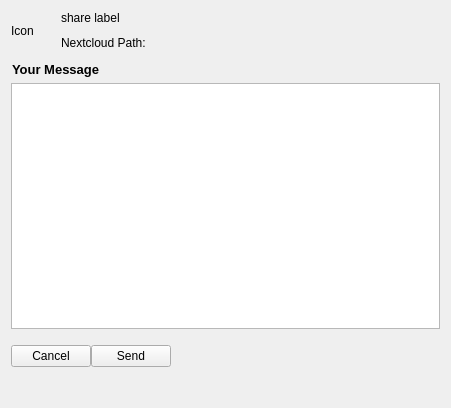
nextmcloud/desktop, file src/gui/shareusermessagewidget.ui: the form before one commit.
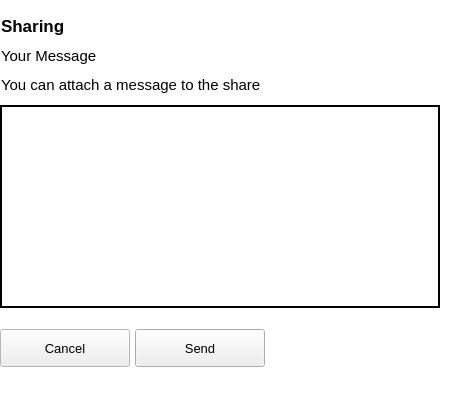
The form after the commit.

```diff
--- a/src/gui/shareusermessagewidget.ui
+++ b/src/gui/shareusermessagewidget.ui
@@ -11,110 +11,143 @@
    </rect>
   </property>
   <property name="sizePolicy">
-   <sizepolicy hsizetype="MinimumExpanding" vsizetype="Fixed">
+   <sizepolicy hsizetype="Expanding" vsizetype="Expanding">
     <horstretch>0</horstretch>
     <verstretch>0</verstretch>
    </sizepolicy>
   </property>
-  <layout class="QGridLayout" name="gridLayout_2">
-   <item row="0" column="0">
-    <layout class="QGridLayout" name="gridLayout" rowstretch="0,0" columnstretch="0,0">
-     <property name="leftMargin">
-      <number>0</number>
-     </property>
-     <property name="topMargin">
-      <number>0</number>
-     </property>
-     <property name="rightMargin">
-      <number>0</number>
-     </property>
-     <property name="spacing">
-      <number>10</number>
-     </property>
-     <item row="0" column="1">
-      <widget class="QLabel" name="label_name">
-       <property name="sizePolicy">
-        <sizepolicy hsizetype="Minimum" vsizetype="Maximum">
-         <horstretch>0</horstretch>
-         <verstretch>0</verstretch>
-        </sizepolicy>
-       </property>
-       <property name="minimumSize">
-        <size>
-         <width>315</width>
-         <height>0</height>
-        </size>
-       </property>
-       <property name="text">
-        <string>share label</string>
-       </property>
-       <property name="textFormat">
-        <enum>Qt::PlainText</enum>
-       </property>
-       <property name="wordWrap">
-        <bool>true</bool>
-       </property>
-      </widget>
-     </item>
-     <item row="1" column="1">
-      <widget class="QLabel" name="label_sharePath">
-       <property name="sizePolicy">
-        <sizepolicy hsizetype="Minimum" vsizetype="Maximum">
-         <horstretch>0</horstretch>
-         <verstretch>0</verstretch>
-        </sizepolicy>
-       </property>
-       <property name="minimumSize">
-        <size>
-         <width>315</width>
-         <height>0</height>
-        </size>
-       </property>
-       <property name="font">
-        <font>
-         <weight>50</weight>
-         <bold>false</bold>
-        </font>
-       </property>
-       <property name="text">
-        <string>Nextcloud Path:</string>
-       </property>
-       <property name="textFormat">
-        <enum>Qt::PlainText</enum>
-       </property>
-       <property name="wordWrap">
-        <bool>true</bool>
-       </property>
-      </widget>
-     </item>
-     <item row="0" column="0" rowspan="2">
-      <widget class="QLabel" name="label_icon">
-       <property name="sizePolicy">
-        <sizepolicy hsizetype="Maximum" vsizetype="Maximum">
-         <horstretch>0</horstretch>
-         <verstretch>0</verstretch>
-        </sizepolicy>
-       </property>
-       <property name="minimumSize">
-        <size>
-         <width>40</width>
-         <height>40</height>
-        </size>
-       </property>
-       <property name="maximumSize">
-        <size>
-         <width>16777215</width>
-         <height>16777215</height>
-        </size>
-       </property>
-       <property name="text">
-        <string>Icon</string>
-       </property>
-      </widget>
-     </item>
-    </layout>
-   </item>
-   <item row="1" column="0">
+  <property name="palette">
+   <palette>
+    <active>
+     <colorrole role="Base">
+      <brush brushstyle="SolidPattern">
+       <color alpha="255">
+        <red>255</red>
+        <green>255</green>
+        <blue>255</blue>
+       </color>
+      </brush>
+     </colorrole>
+     <colorrole role="Window">
+      <brush brushstyle="SolidPattern">
+       <color alpha="255">
+        <red>255</red>
+        <green>255</green>
+        <blue>255</blue>
+       </color>
+      </brush>
+     </colorrole>
+     <colorrole role="Highlight">
+      <brush brushstyle="SolidPattern">
+       <color alpha="255">
+        <red>226</red>
+        <green>0</green>
+        <blue>116</blue>
+       </color>
+      </brush>
+     </colorrole>
+     <colorrole role="Link">
+      <brush brushstyle="SolidPattern">
+       <color alpha="255">
+        <red>226</red>
+        <green>0</green>
+        <blue>116</blue>
+       </color>
+      </brush>
+     </colorrole>
+    </active>
+    <inactive>
+     <colorrole role="Base">
+      <brush brushstyle="SolidPattern">
+       <color alpha="255">
+        <red>255</red>
+        <green>255</green>
+        <blue>255</blue>
+       </color>
+      </brush>
+     </colorrole>
+     <colorrole role="Window">
+      <brush brushstyle="SolidPattern">
+       <color alpha="255">
+        <red>255</red>
+        <green>255</green>
+        <blue>255</blue>
+       </color>
+      </brush>
+     </colorrole>
+     <colorrole role="Highlight">
+      <brush brushstyle="SolidPattern">
+       <color alpha="255">
+        <red>226</red>
+        <green>0</green>
+        <blue>116</blue>
+       </color>
+      </brush>
+     </colorrole>
+     <colorrole role="Link">
+      <brush brushstyle="SolidPattern">
+       <color alpha="255">
+        <red>226</red>
+        <green>0</green>
+        <blue>116</blue>
+       </color>
+      </brush>
+     </colorrole>
+    </inactive>
+    <disabled>
+     <colorrole role="Base">
+      <brush brushstyle="SolidPattern">
+       <color alpha="255">
+        <red>255</red>
+        <green>255</green>
+        <blue>255</blue>
+       </color>
+      </brush>
+     </colorrole>
+     <colorrole role="Window">
+      <brush brushstyle="SolidPattern">
+       <color alpha="255">
+        <red>255</red>
+        <green>255</green>
+        <blue>255</blue>
+       </color>
+      </brush>
+     </colorrole>
+     <colorrole role="Highlight">
+      <brush brushstyle="SolidPattern">
+       <color alpha="255">
+        <red>0</red>
+        <green>120</green>
+        <blue>215</blue>
+       </color>
+      </brush>
+     </colorrole>
+     <colorrole role="Link">
+      <brush brushstyle="SolidPattern">
+       <color alpha="255">
+        <red>226</red>
+        <green>0</green>
+        <blue>116</blue>
+       </color>
+      </brush>
+     </colorrole>
+    </disabled>
+   </palette>
+  </property>
+  <property name="font">
+   <font>
+    <family>Segoe UI</family>
+    <pointsize>10</pointsize>
+   </font>
+  </property>
+  <layout class="QVBoxLayout" name="verticalLayout">
+   <property name="spacing">
+    <number>11</number>
+   </property>
+   <property name="leftMargin">
+    <number>0</number>
+   </property>
+   <item>
     <spacer name="verticalSpacer">
      <property name="orientation">
       <enum>Qt::Vertical</enum>
@@ -130,7 +163,7 @@
      </property>
     </spacer>
    </item>
-   <item row="2" column="0">
+   <item>
     <widget class="QLabel" name="NoteLabel">
      <property name="sizePolicy">
       <sizepolicy hsizetype="Preferred" vsizetype="Fixed">
@@ -146,12 +179,46 @@
      </property>
      <property name="font">
       <font>
-       <pointsize>10</pointsize>
+       <family>Segoe UI</family>
+       <pointsize>13</pointsize>
        <weight>75</weight>
        <bold>true</bold>
       </font>
      </property>
      <property name="text">
+      <string>Sharing</string>
+     </property>
+     <property name="alignment">
+      <set>Qt::AlignLeading|Qt::AlignLeft|Qt::AlignVCenter</set>
+     </property>
+     <property name="indent">
+      <number>1</number>
+     </property>
+    </widget>
+   </item>
+   <item>
+    <widget class="QLabel" name="NoteLabel_2">
+     <property name="sizePolicy">
+      <sizepolicy hsizetype="Preferred" vsizetype="Fixed">
+       <horstretch>0</horstretch>
+       <verstretch>0</verstretch>
+      </sizepolicy>
+     </property>
+     <property name="minimumSize">
+      <size>
+       <width>78</width>
+       <height>0</height>
+      </size>
+     </property>
+     <property name="font">
+      <font>
+       <family>Segoe UI</family>
+       <pointsize>11</pointsize>
+       <weight>50</weight>
+       <bold>false</bold>
+      </font>
+     </property>
+     <property name="text">
       <string>Your Message</string>
      </property>
      <property name="alignment">
@@ -162,7 +229,40 @@
      </property>
     </widget>
    </item>
-   <item row="3" column="0">
+   <item>
+    <widget class="QLabel" name="NoteLabel_3">
+     <property name="sizePolicy">
+      <sizepolicy hsizetype="Preferred" vsizetype="Fixed">
+       <horstretch>0</horstretch>
+       <verstretch>0</verstretch>
+      </sizepolicy>
+     </property>
+     <property name="minimumSize">
+      <size>
+       <width>78</width>
+       <height>0</height>
+      </size>
+     </property>
+     <property name="font">
+      <font>
+       <family>Segoe UI</family>
+       <pointsize>11</pointsize>
+       <weight>50</weight>
+       <bold>false</bold>
+      </font>
+     </property>
+     <property name="text">
+      <string>You can attach a message to the share</string>
+     </property>
+     <property name="alignment">
+      <set>Qt::AlignLeading|Qt::AlignLeft|Qt::AlignVCenter</set>
+     </property>
+     <property name="indent">
+      <number>1</number>
+     </property>
+    </widget>
+   </item>
+   <item>
     <widget class="QTextEdit" name="textEdit_MessageNote">
      <property name="sizePolicy">
       <sizepolicy hsizetype="Expanding" vsizetype="Expanding">
@@ -176,8 +276,199 @@
        <height>0</height>
       </size>
      </property>
+     <property name="palette">
+      <palette>
+       <active>
+        <colorrole role="WindowText">
+         <brush brushstyle="SolidPattern">
+          <color alpha="255">
+           <red>0</red>
+           <green>0</green>
+           <blue>0</blue>
+          </color>
+         </brush>
+        </colorrole>
+        <colorrole role="Light">
+         <brush brushstyle="SolidPattern">
+          <color alpha="255">
+           <red>226</red>
+           <green>0</green>
+           <blue>116</blue>
+          </color>
+         </brush>
+        </colorrole>
+        <colorrole role="Base">
+         <brush brushstyle="SolidPattern">
+          <color alpha="255">
+           <red>255</red>
+           <green>255</green>
+           <blue>255</blue>
+          </color>
+         </brush>
+        </colorrole>
+        <colorrole role="Shadow">
+         <brush brushstyle="SolidPattern">
+          <color alpha="255">
+           <red>226</red>
+           <green>0</green>
+           <blue>116</blue>
+          </color>
+         </brush>
+        </colorrole>
+        <colorrole role="AlternateBase">
+         <brush brushstyle="SolidPattern">
+          <color alpha="255">
+           <red>242</red>
+           <green>242</green>
+           <blue>242</blue>
+          </color>
+         </brush>
+        </colorrole>
+        <colorrole role="ToolTipText">
+         <brush brushstyle="SolidPattern">
+          <color alpha="255">
+           <red>0</red>
+           <green>0</green>
+           <blue>0</blue>
+          </color>
+         </brush>
+        </colorrole>
+       </active>
+       <inactive>
+        <colorrole role="WindowText">
+         <brush brushstyle="SolidPattern">
+          <color alpha="255">
+           <red>0</red>
+           <green>0</green>
+           <blue>0</blue>
+          </color>
+         </brush>
+        </colorrole>
+        <colorrole role="Light">
+         <brush brushstyle="SolidPattern">
+          <color alpha="255">
+           <red>226</red>
+           <green>0</green>
+           <blue>116</blue>
+          </color>
+         </brush>
+        </colorrole>
+        <colorrole role="Base">
+         <brush brushstyle="SolidPattern">
+          <color alpha="255">
+           <red>255</red>
+           <green>255</green>
+           <blue>255</blue>
+          </color>
+         </brush>
+        </colorrole>
+        <colorrole role="Shadow">
+         <brush brushstyle="SolidPattern">
+          <color alpha="255">
+           <red>226</red>
+           <green>0</green>
+           <blue>116</blue>
+          </color>
+         </brush>
+        </colorrole>
+        <colorrole role="AlternateBase">
+         <brush brushstyle="SolidPattern">
+          <color alpha="255">
+           <red>242</red>
+           <green>242</green>
+           <blue>242</blue>
+          </color>
+         </brush>
+        </colorrole>
+        <colorrole role="ToolTipText">
+         <brush brushstyle="SolidPattern">
+          <color alpha="255">
+           <red>0</red>
+           <green>0</green>
+           <blue>0</blue>
+          </color>
+         </brush>
+        </colorrole>
+       </inactive>
+       <disabled>
+        <colorrole role="WindowText">
+         <brush brushstyle="SolidPattern">
+          <color alpha="255">
+           <red>120</red>
+           <green>120</green>
+           <blue>120</blue>
+          </color>
+         </brush>
+        </colorrole>
+        <colorrole role="Light">
+         <brush brushstyle="SolidPattern">
+          <color alpha="255">
+           <red>226</red>
+           <green>0</green>
+           <blue>116</blue>
+          </color>
+         </brush>
+        </colorrole>
+        <colorrole role="Base">
+         <brush brushstyle="SolidPattern">
+          <color alpha="255">
+           <red>255</red>
+           <green>255</green>
+           <blue>255</blue>
+          </color>
+         </brush>
+        </colorrole>
+        <colorrole role="Shadow">
+         <brush brushstyle="SolidPattern">
+          <color alpha="255">
+           <red>226</red>
+           <green>0</green>
+           <blue>116</blue>
+          </color>
+         </brush>
+        </colorrole>
+        <colorrole role="AlternateBase">
+         <brush brushstyle="SolidPattern">
+          <color alpha="255">
+           <red>242</red>
+           <green>242</green>
+           <blue>242</blue>
+          </color>
+         </brush>
+        </colorrole>
+        <colorrole role="ToolTipText">
+         <brush brushstyle="SolidPattern">
+          <color alpha="255">
+           <red>0</red>
+           <green>0</green>
+           <blue>0</blue>
+          </color>
+         </brush>
+        </colorrole>
+       </disabled>
+      </palette>
+     </property>
+     <property name="font">
+      <font>
+       <family>Segoe UI</family>
+       <pointsize>11</pointsize>
+      </font>
+     </property>
      <property name="styleSheet">
-      <string notr="true"/>
+      <string notr="true">border-top-color: rgb(226, 0, 116);
+border-color: rgb(226, 0, 116);
+border-left-color: rgb(226, 0, 116);
+border-bottom-color: rgb(226, 0, 116);
+border-right-color: rgb(226, 0, 116);</string>
+     </property>
+     <property name="frameShape">
+      <enum>QFrame::Box</enum>
+     </property>
+     <property name="frameShadow">
+      <enum>QFrame::Plain</enum>
+     </property>
+     <property name="lineWidth">
+      <number>2</number>
      </property>
      <property name="sizeAdjustPolicy">
       <enum>QAbstractScrollArea::AdjustToContents</enum>
@@ -186,12 +477,12 @@
       <string>&lt;!DOCTYPE HTML PUBLIC &quot;-//W3C//DTD HTML 4.0//EN&quot; &quot;http://www.w3.org/TR/REC-html40/strict.dtd&quot;&gt;
 &lt;html&gt;&lt;head&gt;&lt;meta name=&quot;qrichtext&quot; content=&quot;1&quot; /&gt;&lt;style type=&quot;text/css&quot;&gt;
 p, li { white-space: pre-wrap; }
-&lt;/style&gt;&lt;/head&gt;&lt;body style=&quot; font-family:'MS Shell Dlg 2'; font-size:7.8pt; font-weight:400; font-style:normal;&quot;&gt;
-&lt;p style=&quot;-qt-paragraph-type:empty; margin-top:0px; margin-bottom:0px; margin-left:0px; margin-right:0px; -qt-block-indent:0; text-indent:0px;&quot;&gt;&lt;br /&gt;&lt;/p&gt;&lt;/body&gt;&lt;/html&gt;</string>
+&lt;/style&gt;&lt;/head&gt;&lt;body style=&quot; font-family:'Segoe UI'; font-size:11pt; font-weight:400; font-style:normal;&quot;&gt;
+&lt;p style=&quot; margin-top:12px; margin-bottom:12px; margin-left:0px; margin-right:0px; -qt-block-indent:0; text-indent:0px;&quot;&gt;&lt;br /&gt;&lt;/p&gt;&lt;/body&gt;&lt;/html&gt;</string>
      </property>
     </widget>
    </item>
-   <item row="4" column="0">
+   <item>
     <spacer name="verticalSpacer_2">
      <property name="orientation">
       <enum>Qt::Vertical</enum>
@@ -207,13 +498,31 @@
      </property>
     </spacer>
    </item>
-   <item row="5" column="0">
+   <item>
     <layout class="QHBoxLayout" name="horizontalLayout">
      <property name="spacing">
-      <number>0</number>
+      <number>5</number>
      </property>
      <item>
       <widget class="QPushButton" name="cancelButton">
+       <property name="sizePolicy">
+        <sizepolicy hsizetype="Maximum" vsizetype="Fixed">
+         <horstretch>0</horstretch>
+         <verstretch>0</verstretch>
+        </sizepolicy>
+       </property>
+       <property name="minimumSize">
+        <size>
+         <width>130</width>
+         <height>38</height>
+        </size>
+       </property>
+       <property name="font">
+        <font>
+         <family>Segoe UI</family>
+         <pointsize>10</pointsize>
+        </font>
+       </property>
        <property name="text">
         <string>Cancel</string>
        </property>
@@ -221,6 +530,27 @@
      </item>
      <item>
       <widget class="QPushButton" name="sendButton">
+       <property name="sizePolicy">
+        <sizepolicy hsizetype="Maximum" vsizetype="Fixed">
+         <horstretch>0</horstretch>
+         <verstretch>0</verstretch>
+        </sizepolicy>
+       </property>
+       <property name="minimumSize">
+        <size>
+         <width>130</width>
+         <height>38</height>
+        </size>
+       </property>
+       <property name="font">
+        <font>
+         <family>Segoe UI</family>
+         <pointsize>10</pointsize>
+        </font>
+       </property>
+       <property name="styleSheet">
+        <string notr="true">border-color: rgb(226, 0, 116);</string>
+       </property>
        <property name="text">
         <string>Send</string>
        </property>
@@ -231,6 +561,9 @@
        <property name="orientation">
         <enum>Qt::Horizontal</enum>
        </property>
+       <property name="sizeType">
+        <enum>QSizePolicy::Expanding</enum>
+       </property>
        <property name="sizeHint" stdset="0">
         <size>
          <width>40</width>
@@ -241,7 +574,7 @@
      </item>
     </layout>
    </item>
-   <item row="6" column="0">
+   <item>
     <spacer name="verticalSpacer_3">
      <property name="orientation">
       <enum>Qt::Vertical</enum>
```
